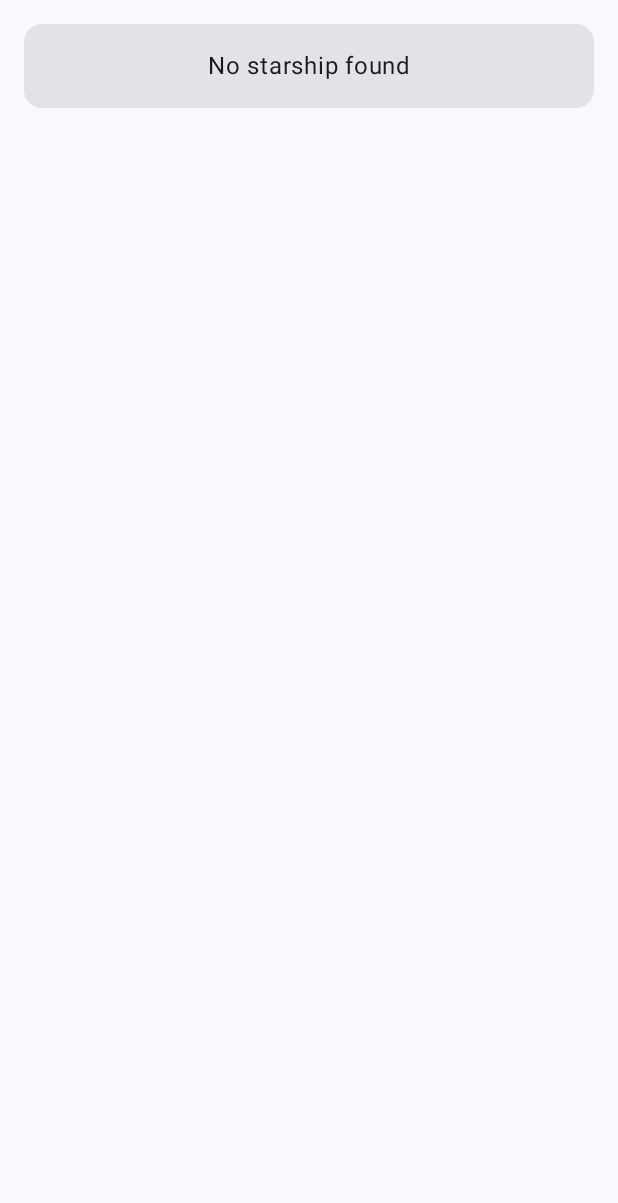
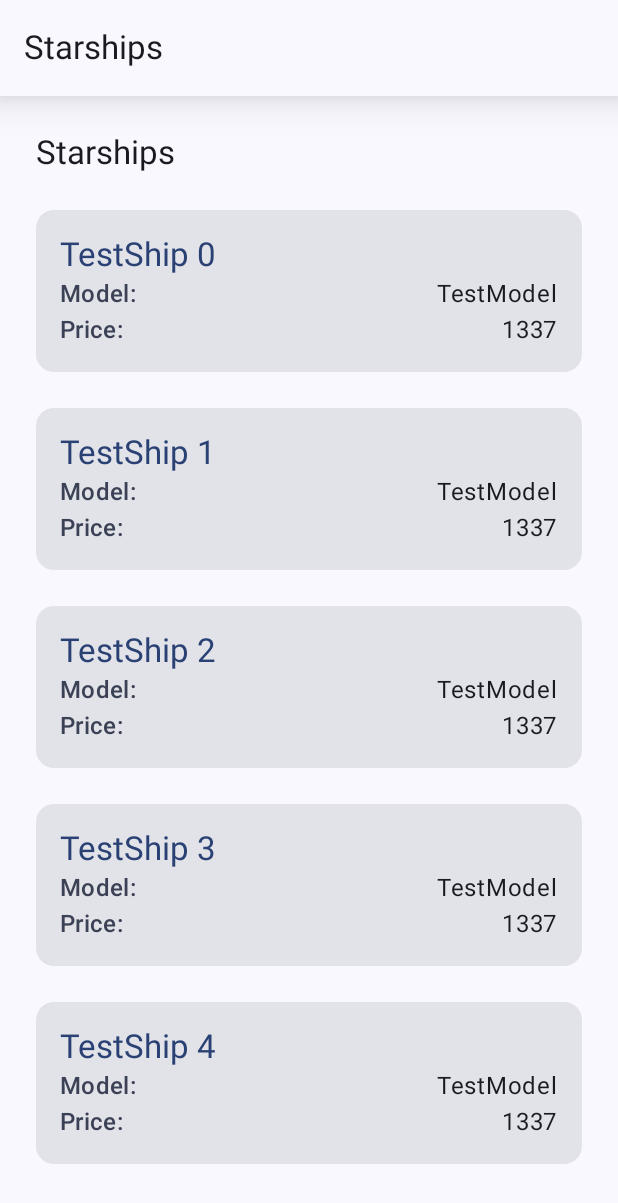
Before and after one commit to ChrisCrisis/starwars-example-app, an Android app built with Jetpack Compose: the @Preview function HomeScreenContentPreview, on a phone screen of 412 x 824 dp. Shown: the top 1203 px of the screen. Run offline under Robolectric (Android 15) with nearby library versions, the phone set to English and light mode, and no system bars; our stand-ins replace Dagger/Hilt's generated code; network calls fail.

Commit message:
small visual update

```diff
--- a/app/src/main/java/dev/glimmr/starwarssample/data/model/Starship.kt
+++ b/app/src/main/java/dev/glimmr/starwarssample/data/model/Starship.kt
@@ -4,7 +4,7 @@ data class Starship(
     val name: String,
     val model: String,
     val manufacturer: String,
-    val purchaseCost: String, //TODO change to Double o. int
+    val cost_in_credits: String?, //TODO change to Double o. int
     val maxAtmosphericSpeed: String,
-    val starshipClass: String?,
+    val starship_class: String?,
 )
--- a/app/src/main/java/dev/glimmr/starwarssample/ui/screen/home/HomeScreen.kt
+++ b/app/src/main/java/dev/glimmr/starwarssample/ui/screen/home/HomeScreen.kt
@@ -4,11 +4,15 @@ import android.annotation.SuppressLint
 import androidx.compose.foundation.layout.Arrangement
 import androidx.compose.foundation.layout.Column
 import androidx.compose.foundation.layout.PaddingValues
+import androidx.compose.foundation.layout.Row
+import androidx.compose.foundation.layout.Spacer
+import androidx.compose.foundation.layout.fillMaxSize
 import androidx.compose.foundation.layout.fillMaxWidth
 import androidx.compose.foundation.layout.padding
 import androidx.compose.foundation.lazy.LazyColumn
 import androidx.compose.foundation.lazy.items
 import androidx.compose.material3.Card
+import androidx.compose.material3.MaterialTheme
 import androidx.compose.material3.Scaffold
 import androidx.compose.material3.Text
 import androidx.compose.runtime.Composable
@@ -16,12 +20,17 @@ import androidx.compose.runtime.State
 import androidx.compose.runtime.mutableStateOf
 import androidx.compose.ui.Alignment
 import androidx.compose.ui.Modifier
+import androidx.compose.ui.res.stringResource
 import androidx.compose.ui.text.style.TextAlign
 import androidx.compose.ui.tooling.preview.Preview
 import androidx.compose.ui.unit.dp
 import androidx.hilt.navigation.compose.hiltViewModel
+import dev.glimmr.starwarssample.R
 import dev.glimmr.starwarssample.data.model.Starship
+import dev.glimmr.starwarssample.ui.shared.StarWarsAppbar
 import dev.glimmr.starwarssample.ui.theme.StarWarsSampleTheme
+import dev.glimmr.starwarssample.ui.theme.extension.cardSubTitle
+import dev.glimmr.starwarssample.ui.theme.extension.cardTitle
 
 @Composable
 fun HomeScreen(
@@ -37,20 +46,30 @@ fun HomeScreenContent(
     homeScreenState: State<HomeScreenState>
 ) {
     val uiState = homeScreenState.value
-    Scaffold { paddingValues ->
-        Column(
-            modifier = Modifier
-                .padding(paddingValues)
-                .fillMaxWidth(),
-//                .verticalScroll(rememberScrollState()),
-            horizontalAlignment = Alignment.CenterHorizontally
-        ) {
-            when(uiState) {
-                is HomeScreenState.Loading -> Text(text = "loading")
-                is HomeScreenState.Ready -> StarshipList(
-                    starships = uiState.starships
-                )
+    Scaffold (
+        topBar = {
+            StarWarsAppbar(title = stringResource(id = R.string.home_appbar_label))
+        }
+    ){ paddingValues ->
+        when(uiState) {
+            is HomeScreenState.Loading -> Column(
+                modifier = Modifier
+                    .padding(paddingValues)
+                    .fillMaxSize(),
+                horizontalAlignment = Alignment.CenterHorizontally,
+                verticalArrangement = Arrangement.Center
+            ) {
+                //TODO
+                // not implemented for simplicity
+                // replace with proper loading indicator
+                Text(text = stringResource(id = R.string.home_content_loading))
             }
+            is HomeScreenState.Ready -> StarshipList(
+                starships = uiState.starships,
+                modifier = Modifier
+                    .padding(paddingValues)
+                    .fillMaxWidth()
+            )
         }
     }
 }
@@ -61,13 +80,20 @@ fun StarshipList(
     modifier: Modifier = Modifier,
 ) {
     if(starships.isEmpty()){
-        NoShipFoundCard()
+        NoShipFoundCard(modifier = modifier)
     } else {
         LazyColumn (
-            verticalArrangement = Arrangement.spacedBy(16.dp),
-            contentPadding = PaddingValues(all = 16.dp),
+            verticalArrangement = Arrangement.spacedBy(24.dp),
+            contentPadding = PaddingValues(all = 24.dp),
             modifier = modifier
         ){
+            item {
+
+                Text(
+                    text = stringResource(id = R.string.home_label_starship),
+                    style = MaterialTheme.typography.titleLarge,
+                )
+            }
             items(starships) {starship ->
                 StarshipCard(ship = starship)
             }
@@ -85,7 +111,7 @@ fun NoShipFoundCard(
             .padding(all = 16.dp)
     )  {
         Text(
-            text = "No starship found",
+            text = stringResource(id = R.string.home_label_list_empty),
             textAlign = TextAlign.Center,
             modifier = Modifier
                 .fillMaxWidth()
@@ -107,10 +133,34 @@ fun StarshipCard(
             .fillMaxWidth()
             .padding(16.dp)
         ) {
-            Text(text = ship.name)
-            Text(text = ship.model)
-            Text(text = ship.starshipClass ?: "")
-            Text(text = ship.manufacturer)
+            Text(
+                text = ship.name,
+                style = MaterialTheme.typography.cardTitle
+            )
+            Row(
+                modifier = Modifier.fillMaxWidth()
+            ) {
+                Text(
+                    text = stringResource(id = R.string.home_card_model),
+                    style = MaterialTheme.typography.cardSubTitle
+                )
+                Spacer(modifier = Modifier.weight(1f))
+                Text(
+                    text = ship.model,
+                )
+            }
+            Row(
+                modifier = Modifier.fillMaxWidth()
+            ) {
+                Text(
+                    text = stringResource(id = R.string.home_card_price),
+                    style = MaterialTheme.typography.cardSubTitle
+                )
+                Spacer(modifier = Modifier.weight(1f))
+                Text(
+                    text = ship.cost_in_credits ?: stringResource(id = R.string.home_card_price_unknown),
+                )
+            }
         }
     }
 }
@@ -119,12 +169,36 @@ fun StarshipCard(
 @SuppressLint("UnrememberedMutableState")
 @Preview(showBackground = true, showSystemUi = true)
 @Composable
+fun HomeScreenContentPreviewEmpty() {
+    StarWarsSampleTheme {
+        HomeScreenContent(
+            homeScreenState = mutableStateOf(
+                HomeScreenState.Ready(
+                    starships = emptyList()
+                )
+            )
+        )
+    }
+}
+
+@SuppressLint("UnrememberedMutableState")
+@Preview(showBackground = true, showSystemUi = true)
+@Composable
 fun HomeScreenContentPreview() {
     StarWarsSampleTheme {
         HomeScreenContent(
             homeScreenState = mutableStateOf(
                 HomeScreenState.Ready(
-                    starships = emptyList()
+                    starships = List(size = 5){
+                        Starship(
+                            "TestShip $it",
+                            "TestModel",
+                            "",
+                            "1337",
+                            "",
+                            "",
+                        )
+                    }
                 )
             )
         )
--- /dev/null
+++ b/app/src/main/java/dev/glimmr/starwarssample/ui/shared/StarWarsAppbar.kt
@@ -0,0 +1,22 @@
+package dev.glimmr.starwarssample.ui.shared
+
+import androidx.compose.material3.ExperimentalMaterial3Api
+import androidx.compose.material3.Text
+import androidx.compose.material3.TopAppBar
+import androidx.compose.runtime.Composable
+import androidx.compose.ui.Modifier
+import androidx.compose.ui.draw.shadow
+import androidx.compose.ui.unit.dp
+
+@OptIn(ExperimentalMaterial3Api::class)
+@Composable
+fun StarWarsAppbar(
+    title: String,
+    navigationIcon: @Composable () -> Unit = {}
+) {
+    TopAppBar(
+        modifier = Modifier.shadow(16.dp),
+        title = { Text(text = title) },
+        navigationIcon = navigationIcon
+    )
+}
--- /dev/null
+++ b/app/src/main/java/dev/glimmr/starwarssample/ui/theme/extension/TypographyExtensions.kt
@@ -0,0 +1,17 @@
+package dev.glimmr.starwarssample.ui.theme.extension
+
+import androidx.compose.material3.MaterialTheme
+import androidx.compose.material3.Typography
+import androidx.compose.runtime.Composable
+import androidx.compose.ui.text.TextStyle
+
+
+val Typography.cardTitle: TextStyle
+    @Composable get() = this.titleLarge.copy (
+        color = MaterialTheme.colorScheme.primary
+    )
+
+val Typography.cardSubTitle: TextStyle
+    @Composable get() = this.titleMedium.copy(
+        color = MaterialTheme.colorScheme.secondary
+    )
--- a/app/src/main/res/values/strings.xml
+++ b/app/src/main/res/values/strings.xml
@@ -1,3 +1,10 @@
 <resources>
     <string name="app_name">StarWarsSample</string>
+    <string name="home_appbar_label">Starships</string>
+    <string name="home_content_loading">Loading…</string>
+    <string name="home_label_starship">Starships</string>
+    <string name="home_label_list_empty">No starship found</string>
+    <string name="home_card_model">Model:</string>
+    <string name="home_card_price">Price:</string>
+    <string name="home_card_price_unknown">\?</string>
 </resources>
```
